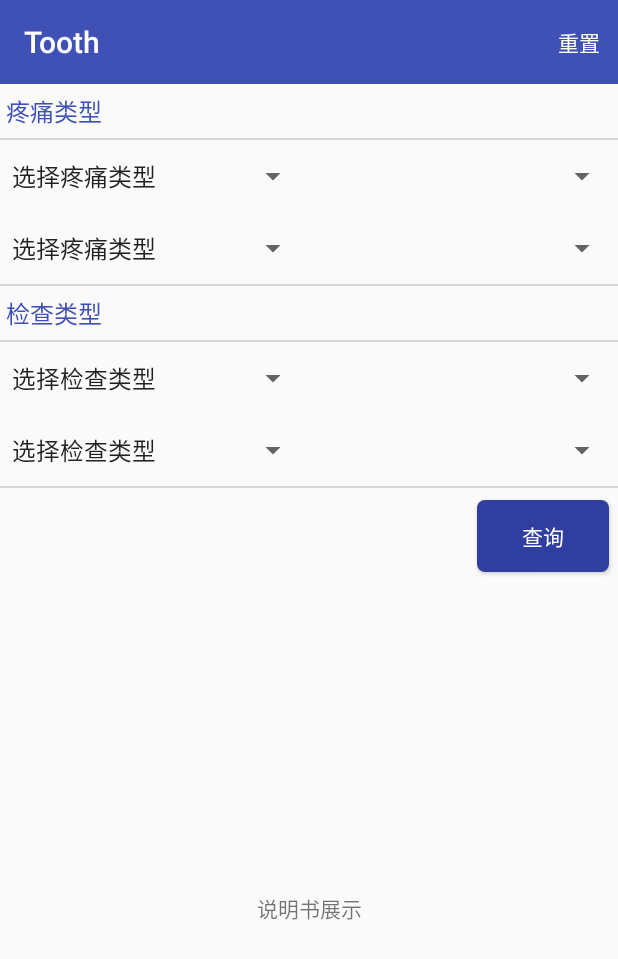
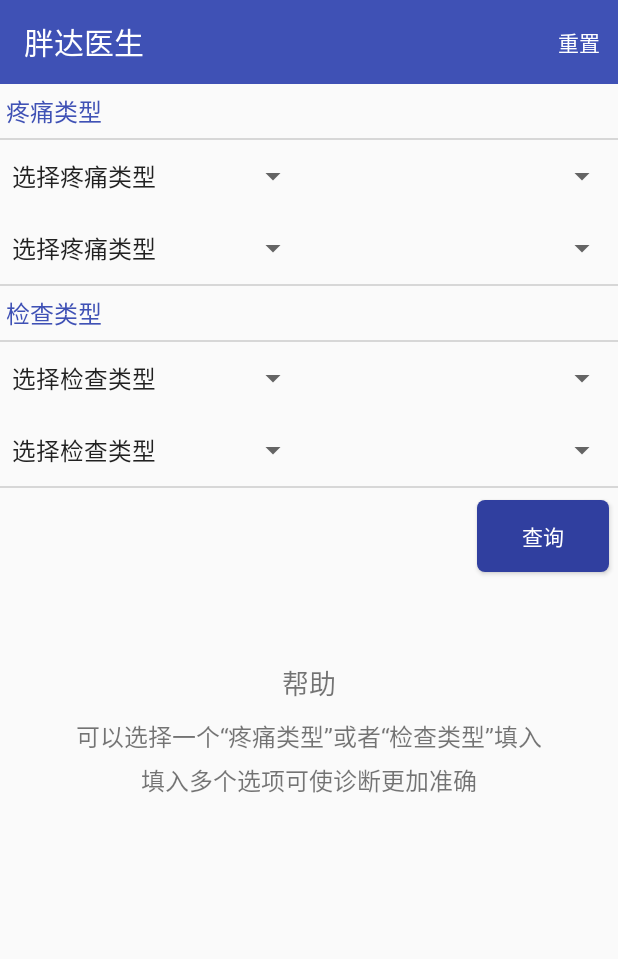
Before and after one commit to xingyiyang/Tooth, an Android app: the screen it shows after launch (MainActivity), on a phone screen of 412 x 824 dp. Shown: the top 959 px of the screen. Run offline under Robolectric (Android 15) with nearby library versions, the phone set to English and light mode, and no system bars.

Commit message:
版本1.3 修改图标，app名称 增加帮助说明

```diff
--- a/app/build.gradle
+++ b/app/build.gradle
@@ -8,7 +8,7 @@ android {
         minSdkVersion 19
         targetSdkVersion 26
         versionCode 1
-        versionName "1.0"
+        versionName "1.3"
         testInstrumentationRunner "android.support.test.runner.AndroidJUnitRunner"
     }
     buildTypes {
--- a/app/src/main/AndroidManifest.xml
+++ b/app/src/main/AndroidManifest.xml
@@ -4,7 +4,7 @@
 
     <application
         android:allowBackup="true"
-        android:icon="@mipmap/tooth"
+        android:icon="@mipmap/pandatooth"
         android:label="@string/app_name"
         android:roundIcon="@mipmap/ic_launcher_round"
         android:supportsRtl="true"
--- a/app/src/main/java/com/scu/xing/tooth/ListActivity.java
+++ b/app/src/main/java/com/scu/xing/tooth/ListActivity.java
@@ -234,7 +234,7 @@ public class ListActivity extends AppCompatActivity{
 
         Builder builder = new Builder(this);
         builder.setTitle(title);
-        builder.setIcon(R.mipmap.tooth);
+        builder.setIcon(R.mipmap.pandatooth);
         builder.setMessage(diagnosis);
         builder.setPositiveButton("确定", null);
         AlertDialog dialog = builder.create();
--- a/app/src/main/res/layout/activity_main2.xml
+++ b/app/src/main/res/layout/activity_main2.xml
@@ -209,14 +209,37 @@
         android:layout_marginEnd="6dp" />
 
     <TextView
-        android:id="@+id/editText"
         android:layout_width="match_parent"
-        android:layout_height="0dp"
-        android:layout_weight="1"
-        android:inputType="textMultiLine"
-        android:layout_marginTop="6dp"
+        android:layout_height="wrap_content"
+        android:text="@string/bangzhu"
+        android:layout_marginTop="50dp"
+        android:paddingStart="6dp"
+        android:paddingEnd="6dp"
+        android:textSize="18sp"
+        android:gravity="center"
+        android:paddingTop="10dp"
+        android:paddingBottom="10dp"/>
+
+    <TextView
+        android:layout_width="match_parent"
+        android:layout_height="wrap_content"
+        android:paddingStart="10dp"
+        android:paddingEnd="10dp"
+        android:textSize="16sp"
         android:background="@null"
-        android:text="@string/shuoming"
+        android:text="@string/shuoming1"
+        android:paddingBottom="5dp"
         android:gravity="center"/>
 
+    <TextView
+        android:layout_width="match_parent"
+        android:layout_height="wrap_content"
+        android:paddingStart="10dp"
+        android:paddingEnd="10dp"
+        android:textSize="16sp"
+        android:background="@null"
+        android:text="@string/shuoming2"
+        android:gravity="center"/>
+
+
 </LinearLayout>
--- a/app/src/main/res/values/strings.xml
+++ b/app/src/main/res/values/strings.xml
@@ -1,5 +1,5 @@
 <resources>
-    <string name="app_name">Tooth</string>
+    <string name="app_name">胖达医生</string>
     <string name="shouye_jiancha">检查类型</string>
     <string name="shouye_tengtong">疼痛类型</string>
     <string name="shouye_chaxuan">查询</string>
@@ -8,7 +8,9 @@
     <string name="jifatongjia">激发痛+</string>
     <string name="edit_tengtong">其他疼痛类型</string>
     <string name="edit_jiancha">其他检查类型</string>
-    <string name="shuoming">说明书展示</string>
+    <string name="shuoming1">可以选择一个“疼痛类型”或者“检查类型”填入</string>
+    <string name="shuoming2">填入多个选项可使诊断更加准确</string>
+    <string name="bangzhu">帮助</string>
 
     <string-array name="tengtong">
         <item>选择疼痛类型</item>
```
Also changed, not shown: app/src/main/res/mipmap-hdpi/tooth.png (deleted).
